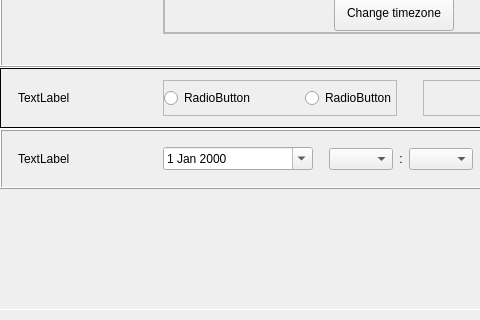
Qt form plugins/time-language/datetime/datetime.ui (ukui/ukui-control-center) before a commit; both pictures show x 0 to 480 and y 111 to 431 of the 739 by 980 pixel window.
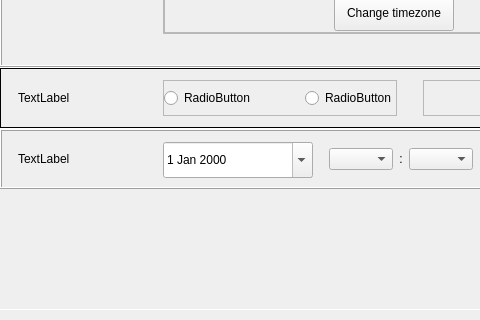
The same form after that commit. Custom widgets are drawn as their Qt base class.

The edit to the form file:
```diff
--- a/plugins/time-language/datetime/datetime.ui
+++ b/plugins/time-language/datetime/datetime.ui
@@ -624,7 +624,13 @@
               <property name="minimumSize">
                <size>
                 <width>150</width>
-                <height>0</height>
+                <height>36</height>
+               </size>
+              </property>
+              <property name="maximumSize">
+               <size>
+                <width>16777215</width>
+                <height>36</height>
                </size>
               </property>
               <property name="calendarPopup">
@@ -1121,6 +1127,11 @@
    <extends>QPushButton</extends>
    <header>Button/fixbutton.h</header>
   </customwidget>
+  <customwidget>
+   <class>DateEdit</class>
+   <extends>QDateEdit</extends>
+   <header>dateedit.h</header>
+  </customwidget>
  </customwidgets>
  <resources/>
  <connections/>
```
Left out of the diff: 2 changed lines with no effect on the pictures.
